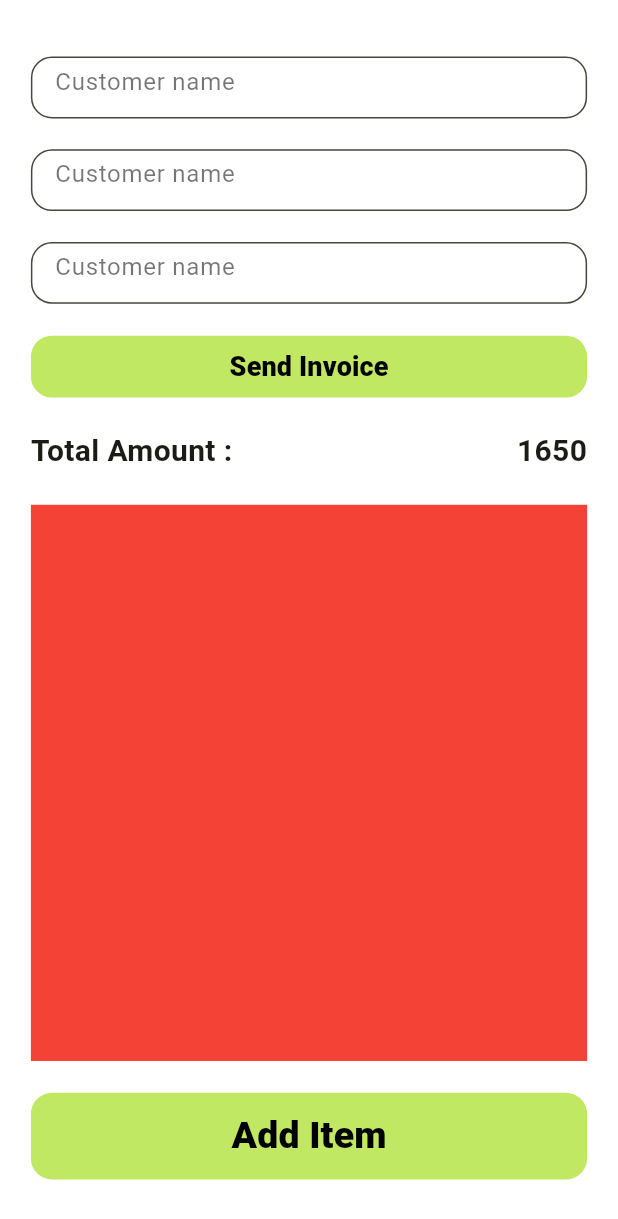
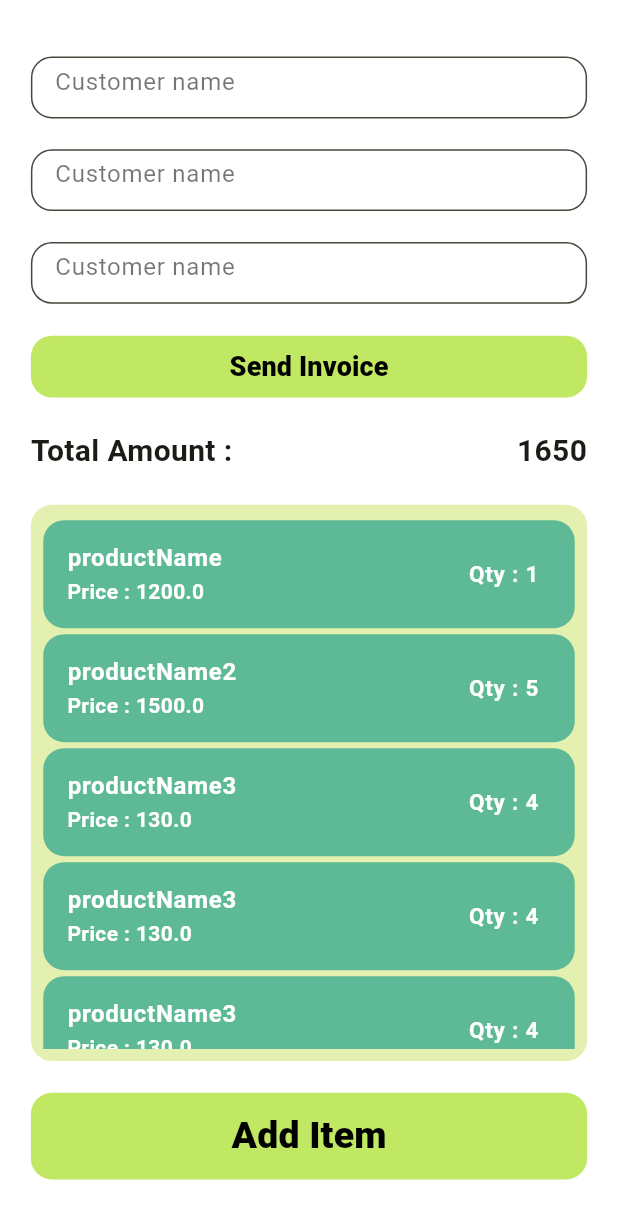
Before and after one commit to Shana2002/zapbill, a Flutter app: the NewBill screen opened by its route, on a phone screen of 412 x 824 dp. Shown: the top 1219 px of the screen. Run offline on Flutter 3.47's test engine with Material 3 defaults, Android fonts, the phone set to English and light mode, and no system bars; our stand-ins replace firebase_core, get_it; accounts and stored records are empty; Roboto replaces fonts that are missing (Popins).

Commit message:
add page product show

```diff
--- a/lib/pages/new_bill.dart
+++ b/lib/pages/new_bill.dart
@@ -1,4 +1,5 @@
 import 'package:flutter/material.dart';
+import 'package:zapbill/models/item_model.dart';
 import 'package:zapbill/util/device_size.dart';
 import 'package:zapbill/widgets/custom_text_input.dart';
 import 'package:zapbill/widgets/rounded_button.dart';
@@ -11,11 +12,30 @@ class NewBill extends StatefulWidget {
 }
 
 class _NewBillState extends State<NewBill> {
+  late List<ItemModel> _items;
   late DeviceSize _deviceSize;
+
+  @override
+  void initState() {
+    super.initState();
+    _items = [
+      ItemModel(productName: "productName", qty: 1, price: 1200),
+      ItemModel(productName: "productName2", qty: 5, price: 1500),
+      ItemModel(productName: "productName3", qty: 4, price: 130),
+      ItemModel(productName: "productName3", qty: 4, price: 130),
+      ItemModel(productName: "productName3", qty: 4, price: 130),
+      ItemModel(productName: "productName3", qty: 4, price: 130),
+      ItemModel(productName: "productName3", qty: 4, price: 130),
+      ItemModel(productName: "productName3", qty: 4, price: 130),
+      ItemModel(productName: "productName3", qty: 4, price: 130),
+    ];
+  }
+
   @override
   Widget build(BuildContext context) {
     _deviceSize = DeviceSize(context: context);
     return Scaffold(
+      resizeToAvoidBottomInset: false,
       body: _buildUi(),
     );
   }
@@ -111,7 +131,14 @@ class _NewBillState extends State<NewBill> {
     return Container(
       height: _deviceSize.deviceHeight * 0.45,
       width: _deviceSize.deviceWidth,
-      color: Colors.red,
+      padding: EdgeInsets.symmetric(
+          vertical: _deviceSize.deviceHeight * 0.01,
+          horizontal: _deviceSize.deviceWidth * 0.02),
+      decoration: BoxDecoration(
+        color: Color.fromRGBO(227, 240, 175, 1.0),
+        borderRadius: BorderRadius.circular(14),
+      ),
+      child: _itemListContainer(),
     );
   }
   // Add item button
@@ -120,4 +147,40 @@ class _NewBillState extends State<NewBill> {
     return RoundedButton(_deviceSize.deviceHeight * 0.07,
         _deviceSize.deviceWidth, "Add Item", () {});
   }
+
+  Widget _itemListContainer() {
+    return ListView.builder(
+      itemCount: _items.length,
+      itemBuilder: (context, index) {
+        return Container(
+          decoration: BoxDecoration(
+            color: Color.fromRGBO(93, 185, 150, 1.0),
+            borderRadius: BorderRadius.circular(14),
+          ),
+          margin: EdgeInsets.symmetric(vertical: 2),
+          child: ListTile(
+            title: Text(
+              _items[index].productName,
+              style:
+                  TextStyle(color: Colors.white, fontWeight: FontWeight.bold),
+            ),
+            subtitle: Text(
+              "Price : ${_items[index].price}",
+              style:
+                  TextStyle(color: Colors.white, fontWeight: FontWeight.bold),
+            ),
+            trailing: Text(
+              "Qty : ${_items[index].qty}",
+              style: TextStyle(
+                  fontSize: 15,
+                  color: Colors.white,
+                  fontWeight: FontWeight.bold),
+            ),
+          ),
+        );
+      },
+    );
+  }
+
+
 }
```
Also changed, not shown: 1 other file.
